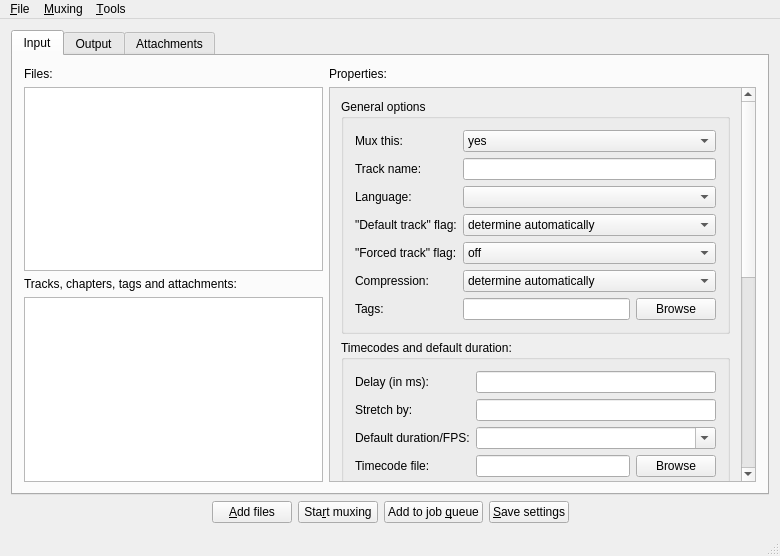
Old version of the form src/mkvtoolnix-gui/forms/main_window.ui in the repository nmaier/mkvtoolnix.
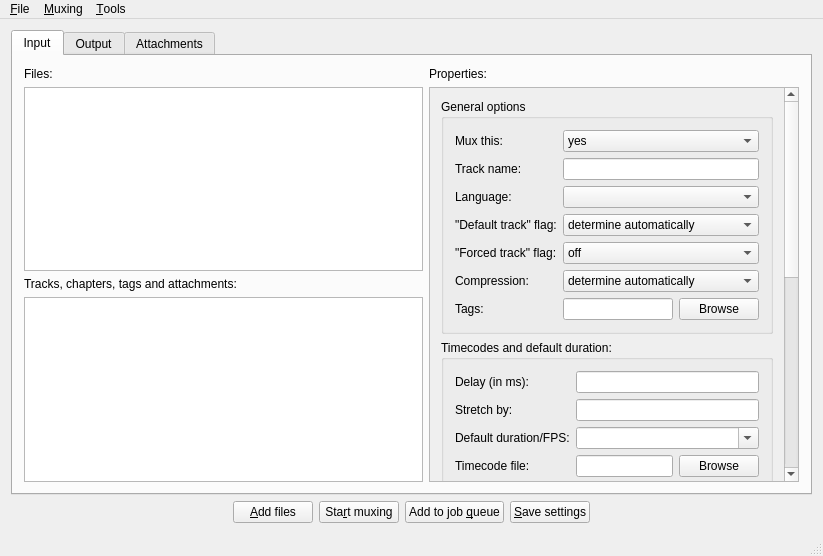
New version of the form. Icons and pictures are not drawn.

Patch:
```diff
--- a/src/mkvtoolnix-gui/forms/main_window.ui
+++ b/src/mkvtoolnix-gui/forms/main_window.ui
@@ -6,7 +6,7 @@
    <rect>
     <x>0</x>
     <y>0</y>
-    <width>780</width>
+    <width>823</width>
     <height>556</height>
    </rect>
   </property>
@@ -69,6 +69,18 @@
           </item>
           <item>
            <widget class="QScrollArea" name="scrollArea">
+            <property name="sizePolicy">
+             <sizepolicy hsizetype="Maximum" vsizetype="Expanding">
+              <horstretch>0</horstretch>
+              <verstretch>0</verstretch>
+             </sizepolicy>
+            </property>
+            <property name="maximumSize">
+             <size>
+              <width>370</width>
+              <height>16777215</height>
+             </size>
+            </property>
             <property name="verticalScrollBarPolicy">
              <enum>Qt::ScrollBarAsNeeded</enum>
             </property>
@@ -83,7 +95,7 @@
               <rect>
                <x>0</x>
                <y>0</y>
-               <width>402</width>
+               <width>350</width>
                <height>784</height>
               </rect>
              </property>
@@ -1187,7 +1199,7 @@
     <rect>
      <x>0</x>
      <y>0</y>
-     <width>780</width>
+     <width>823</width>
      <height>24</height>
     </rect>
    </property>
```
Left out of the diff: 43 changed lines with no effect on the pictures.
